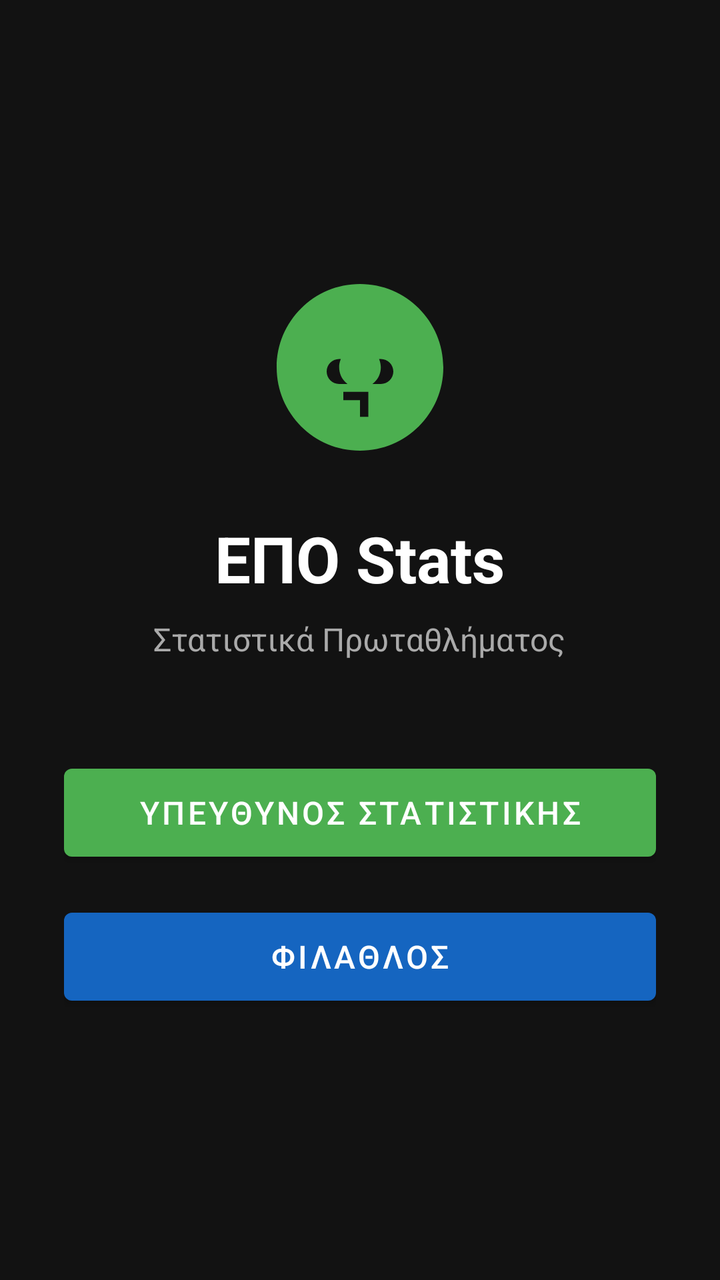
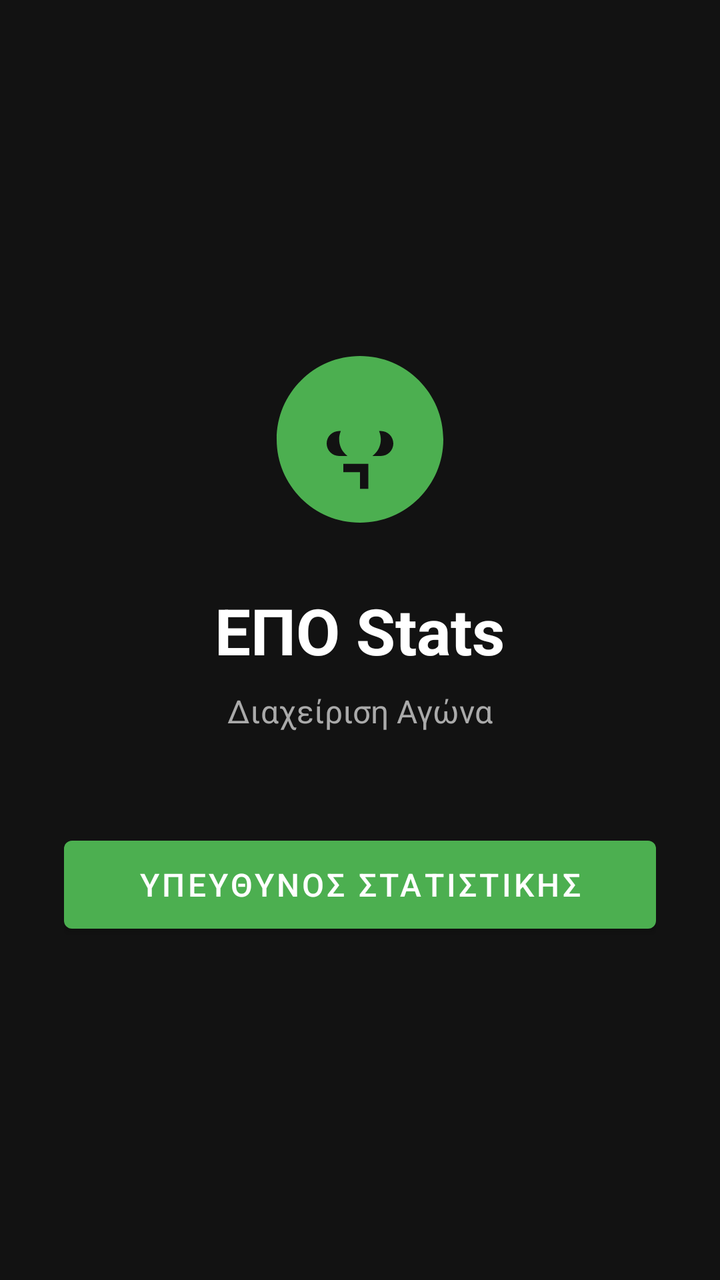

An Android layout rendered at two revisions. The XML below is the earlier revision; the diff shows what the commit changed to produce the second picture.
<!-- AndroidManifest.xml: application theme Theme.FootballStats -->
<!-- res/layout/activity_main.xml -->
<?xml version="1.0" encoding="utf-8"?>
<LinearLayout xmlns:android="http://schemas.android.com/apk/res/android"
    xmlns:app="http://schemas.android.com/apk/res-auto"
    android:layout_width="match_parent"
    android:layout_height="match_parent"
    android:orientation="vertical"
    android:gravity="center"
    android:padding="32dp"
    android:background="@color/bg_dark">

    <ImageView
        android:layout_width="100dp"
        android:layout_height="100dp"
        android:layout_marginBottom="24dp"
        android:src="@drawable/ic_football" />

    <TextView
        android:layout_width="wrap_content"
        android:layout_height="wrap_content"
        android:layout_marginBottom="8dp"
        android:text="@string/app_name"
        android:textColor="@color/white"
        android:textSize="32sp"
        android:textStyle="bold" />

    <TextView
        android:layout_width="wrap_content"
        android:layout_height="wrap_content"
        android:layout_marginBottom="48dp"
        android:text="@string/subtitle"
        android:textColor="@color/text_secondary"
        android:textSize="16sp" />

    <com.google.android.material.button.MaterialButton
        android:id="@+id/btnStatistician"
        android:layout_width="match_parent"
        android:layout_height="56dp"
        android:layout_marginBottom="16dp"
        android:text="@string/btnStatistician"
        android:textSize="16sp"
        app:backgroundTint="@color/green_primary" />

    <com.google.android.material.button.MaterialButton
        android:id="@+id/btnFan"
        android:layout_width="match_parent"
        android:layout_height="56dp"
        android:text="@string/btnFan"
        android:textSize="16sp"
        app:backgroundTint="@color/btn_blue" />

</LinearLayout>
<!-- resources referenced by this layout -->
<resources>
  <color name="bg_dark">#121212</color>
  <color name="btn_blue">#1565C0</color>
  <color name="green_primary">#4CAF50</color>
  <color name="text_secondary">#AAAAAA</color>
  <color name="white">#FFFFFF</color>
  <!-- drawable ic_football (drawable) -->
  <?xml version="1.0" encoding="utf-8"?>
  <vector xmlns:android="http://schemas.android.com/apk/res/android"
      android:width="100dp"
      android:height="100dp"
      android:viewportWidth="24"
      android:viewportHeight="24">
      <path
          android:fillColor="#4CAF50"
          android:pathData="M12,2C6.48,2 2,6.48 2,12s4.48,10 10,10 10,-4.48 10,-10S17.52,2 12,2z
          M13,17.93l-1,0 0,-2 -2,0 0,-1 3,0z M14.5,14H9.5c-0.83,0 -1.5,-0.67 -1.5,-1.5S8.67,11 9.5,11h5c0.83,0 1.5,0.67 1.5,1.5S15.33,14 14.5,14z
          M12,9.5C10.62,9.5 9.5,10.62 9.5,12S10.62,14.5 12,14.5 14.5,13.38 14.5,12 13.38,9.5 12,9.5z"/>
  </vector>
  <string name="app_name">ΕΠΟ Stats</string>
  <string name="btnFan">ΦΙΛΑΘΛΟΣ</string>
  <string name="btnStatistician">ΥΠΕΥΘΥΝΟΣ ΣΤΑΤΙΣΤΙΚΗΣ</string>
  <string name="subtitle">Στατιστικά Πρωταθλήματος</string>
  <style name="Theme.FootballStats" parent="Theme.MaterialComponents.DayNight.NoActionBar">
          <item name="colorPrimary">@color/green_primary</item>
          <item name="colorPrimaryVariant">@color/card_bg</item>
          <item name="colorOnPrimary">@color/white</item>
          <item name="android:windowBackground">@color/bg_dark</item>
          <item name="android:statusBarColor">@color/card_bg</item>
      </style>
  <color name="card_bg">#1E1E1E</color>
</resources>

<!-- the commit's change to res/layout/activity_main.xml (unified diff, before → after) -->
@@ -35,17 +35,8 @@
         android:id="@+id/btnStatistician"
         android:layout_width="match_parent"
         android:layout_height="56dp"
-        android:layout_marginBottom="16dp"
         android:text="@string/btnStatistician"
         android:textSize="16sp"
         app:backgroundTint="@color/green_primary" />
 
-    <com.google.android.material.button.MaterialButton
-        android:id="@+id/btnFan"
-        android:layout_width="match_parent"
-        android:layout_height="56dp"
-        android:text="@string/btnFan"
-        android:textSize="16sp"
-        app:backgroundTint="@color/btn_blue" />
-
 </LinearLayout>
<!-- resource entries referenced after the edit -->
@@ -1,7 +1,6 @@
 <!-- resources referenced by this layout -->
 <resources>
   <color name="bg_dark">#121212</color>
-  <color name="btn_blue">#1565C0</color>
   <color name="green_primary">#4CAF50</color>
   <color name="text_secondary">#AAAAAA</color>
   <color name="white">#FFFFFF</color>
@@ -19,9 +18,8 @@
           M12,9.5C10.62,9.5 9.5,10.62 9.5,12S10.62,14.5 12,14.5 14.5,13.38 14.5,12 13.38,9.5 12,9.5z"/>
   </vector>
   <string name="app_name">ΕΠΟ Stats</string>
-  <string name="btnFan">ΦΙΛΑΘΛΟΣ</string>
   <string name="btnStatistician">ΥΠΕΥΘΥΝΟΣ ΣΤΑΤΙΣΤΙΚΗΣ</string>
-  <string name="subtitle">Στατιστικά Πρωταθλήματος</string>
+  <string name="subtitle">Διαχείριση Αγώνα</string>
   <style name="Theme.FootballStats" parent="Theme.MaterialComponents.DayNight.NoActionBar">
           <item name="colorPrimary">@color/green_primary</item>
           <item name="colorPrimaryVariant">@color/card_bg</item>
